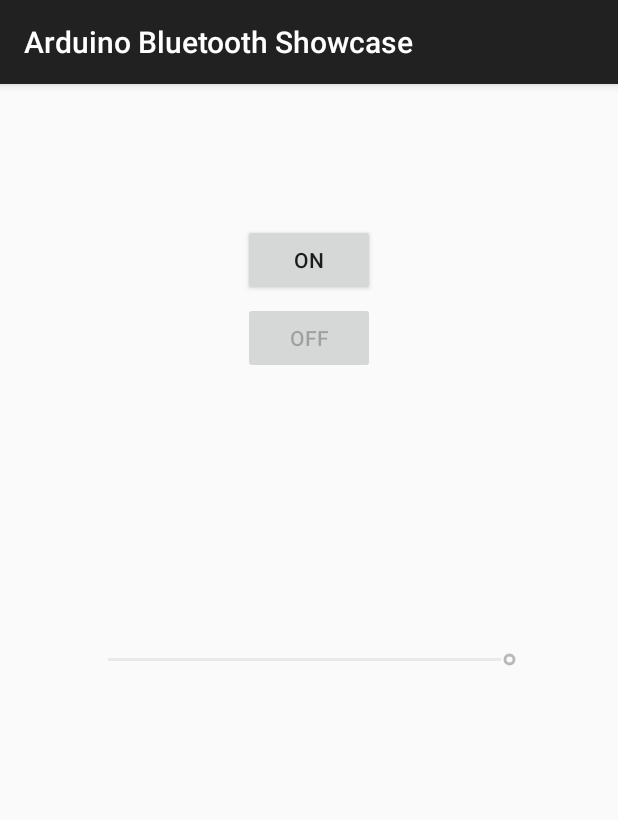
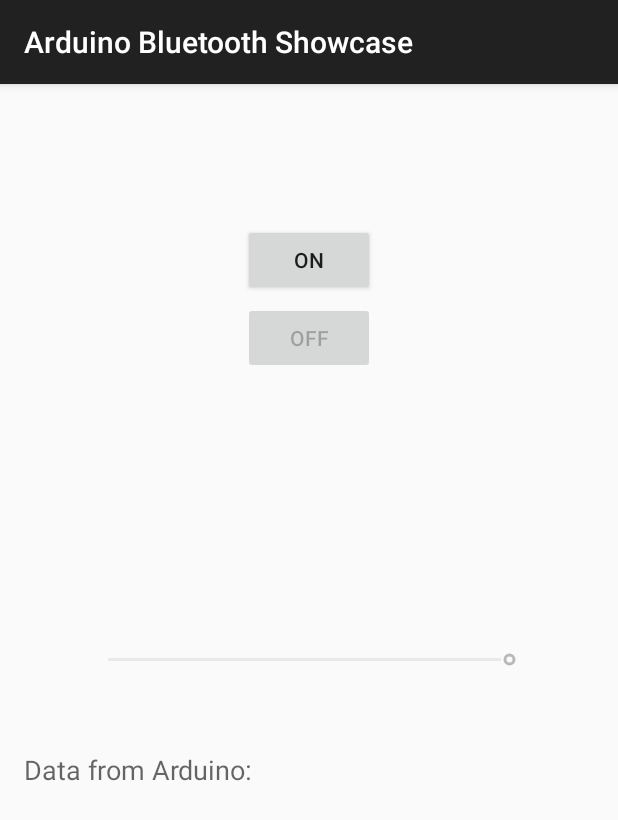
Before and after one commit to GoranMikulic/arduino-bluetooth-showcase, an Android app: the ControlActivity screen opened directly, with no data from a screen before it, on a phone screen of 412 x 824 dp. Shown: the top 820 px of the screen. Run offline under Robolectric (Android 15) with nearby library versions, the phone set to English and light mode, and no system bars; network calls fail; 7 statements that could not run were skipped.

Commit message:
receiving right data from arduino

```diff
--- a/app/src/main/java/com/example/mikugo/arduinobluetoothshowcase/ControlActivity.java
+++ b/app/src/main/java/com/example/mikugo/arduinobluetoothshowcase/ControlActivity.java
@@ -8,6 +8,7 @@ import android.support.v7.app.AppCompatActivity;
 import android.view.View;
 import android.widget.Button;
 import android.widget.SeekBar;
+import android.widget.TextView;
 
 import com.example.mikugo.arduinobluetoothshowcase.bluetooth.BluetoothHelper;
 
@@ -25,6 +26,7 @@ public class ControlActivity extends AppCompatActivity implements DeviceConnecte
     private Button mButtonOn;
     private Button mButtonOff;
     private SeekBar mSeekBar;
+    private TextView mReceivedMessage;
 
     @Override
     protected void onCreate(Bundle savedInstanceState) {
@@ -46,6 +48,8 @@ public class ControlActivity extends AppCompatActivity implements DeviceConnecte
         mButtonOn.setEnabled(false);
         mButtonOff = (Button) findViewById(R.id.button_off);
         mButtonOff.setEnabled(false);
+
+        mReceivedMessage = (TextView) findViewById(R.id.data_from_arduino);
 
         mButtonOn.setOnClickListener(new View.OnClickListener() {
             @Override
@@ -84,8 +88,6 @@ public class ControlActivity extends AppCompatActivity implements DeviceConnecte
 
             }
         });
-
-        //btManager.sendData("1");
     }
 
     @Override
@@ -99,4 +101,9 @@ public class ControlActivity extends AppCompatActivity implements DeviceConnecte
     public void connected() {
         mButtonOn.setEnabled(true);
     }
+
+    @Override
+    public void messageReceived(String message) {
+        mReceivedMessage.setText(message);
+    }
 }
--- a/app/src/main/java/com/example/mikugo/arduinobluetoothshowcase/DeviceConnectedListener.java
+++ b/app/src/main/java/com/example/mikugo/arduinobluetoothshowcase/DeviceConnectedListener.java
@@ -6,5 +6,6 @@ package com.example.mikugo.arduinobluetoothshowcase;
 public interface DeviceConnectedListener {
 
     void connected();
+    void messageReceived(String message);
 
 }
--- a/app/src/main/java/com/example/mikugo/arduinobluetoothshowcase/bluetooth/BluetoothHelper.java
+++ b/app/src/main/java/com/example/mikugo/arduinobluetoothshowcase/bluetooth/BluetoothHelper.java
@@ -81,7 +81,11 @@ public class BluetoothHelper {
             public void handleMessage(Message msg) {
                 if (msg.what == 0) {
 
-                    Toast.makeText(activity, (String) msg.obj, Toast.LENGTH_SHORT).show();
+                    if (mdeviceConnectedListener != null) {
+                        mdeviceConnectedListener.messageReceived((String) msg.obj);
+                    } else {
+                        Toast.makeText(activity, (String) msg.obj, Toast.LENGTH_SHORT).show();
+                    }
                 }
             }
         };
@@ -100,7 +104,10 @@ public class BluetoothHelper {
 
                     mConnectedThread = new ConnectedThread(mSocket, connectedHandler);
                     mConnectedThread.start();
-                    mdeviceConnectedListener.connected();
+
+                    if (mdeviceConnectedListener != null) {
+                        mdeviceConnectedListener.connected();
+                    }
                 }
             }
         };
--- a/app/src/main/java/com/example/mikugo/arduinobluetoothshowcase/bluetooth/ConnectedThread.java
+++ b/app/src/main/java/com/example/mikugo/arduinobluetoothshowcase/bluetooth/ConnectedThread.java
@@ -33,16 +33,34 @@ public class ConnectedThread extends Thread {
     }
 
     public void run() {
-        byte[] buffer = new byte[256];
-        int bytes;
+        byte delimiter = 10;
+        int readBufferPosition = 0;
+        byte[] readBuffer = new byte[1024];
 
         // Keep looping to listen for received messages
         while (true) {
             try {
-                bytes = mmInStream.read(buffer);            //read bytes from input buffer
-                String readMessage = new String(buffer, 0, bytes);
-                // Send the obtained bytes to the UI Activity via handler
-                mBluetoothIn.obtainMessage(0, bytes, -1, readMessage).sendToTarget();
+                int bytesAvailable = mmInStream.available();
+                if (bytesAvailable > 0) {
+
+                    byte[] packetBytes = new byte[bytesAvailable];
+
+                    mmInStream.read(packetBytes);
+                    for (int i = 0; i < bytesAvailable; i++) {
+                        byte b = packetBytes[i];
+                        if (b == delimiter) {
+                            byte[] encodedBytes = new byte[readBufferPosition];
+                            System.arraycopy(readBuffer, 0, encodedBytes, 0, encodedBytes.length);
+                            final String data = new String(encodedBytes, "US-ASCII");
+                            readBufferPosition = 0;
+
+                            mBluetoothIn.obtainMessage(0, b, -1, data).sendToTarget();
+
+                        } else {
+                            readBuffer[readBufferPosition++] = b;
+                        }
+                    }
+                }
             } catch (IOException e) {
                 break;
             }
--- a/app/src/main/res/layout/activity_control.xml
+++ b/app/src/main/res/layout/activity_control.xml
@@ -39,4 +39,25 @@
         android:id="@+id/seekBar"
         android:layout_centerVertical="true"
         android:layout_centerHorizontal="true"/>
+
+    <TextView
+        android:layout_width="wrap_content"
+        android:layout_height="wrap_content"
+        android:textAppearance="?android:attr/textAppearanceMedium"
+        android:text="Data from Arduino:"
+        android:id="@+id/data_from_arduino_label"
+        android:layout_below="@+id/seekBar"
+        android:layout_alignParentLeft="true"
+        android:layout_alignParentStart="true"
+        android:layout_marginTop="52dp"/>
+
+    <TextView
+        android:layout_width="wrap_content"
+        android:layout_height="wrap_content"
+        android:textAppearance="?android:attr/textAppearanceLarge"
+        android:id="@+id/data_from_arduino"
+        android:layout_below="@+id/data_from_arduino_label"
+        android:layout_alignParentLeft="true"
+        android:layout_alignParentStart="true"/>
+
 </RelativeLayout>
```
Also changed, not shown: 1 other file.
